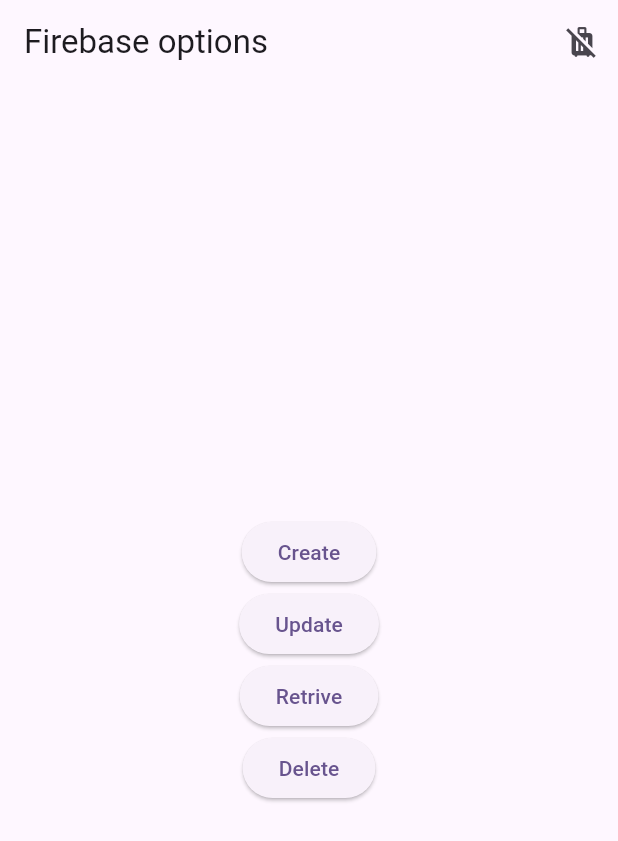
After one commit to Adnanahmed76/auth_email_password, a Flutter app: the screen it shows once a user with an empty profile is signed in, after a tap on "Create", on a phone screen of 412 x 824 dp. The commit adds this screen. Shown: the top 841 px of the screen. Run offline on Flutter 3.47's test engine with Material 3 defaults, Android fonts, the phone set to English and light mode, and no system bars; our stand-ins replace cloud_firestore, firebase_auth, firebase_core; accounts and stored records are empty.

Commit message:
cloud_firestore

```diff
--- /dev/null
+++ b/lib/functions/databaseFunctions.dart
@@ -0,0 +1,11 @@
+
+import 'package:cloud_firestore/cloud_firestore.dart';create ()async{
+  await FirebaseFirestore.instance.collection('pets').doc('ton').set(
+   { 'name':'Tom',
+    'animal':'Dog',
+    'age': 12
+   }
+
+  );
+print("Database Updated");
+}
--- a/lib/main.dart
+++ b/lib/main.dart
@@ -1,8 +1,10 @@
 import 'package:authe_email/pages/Signup.dart';
+import 'package:authe_email/pages/cloud_firebase.dart';
 import 'package:firebase_core/firebase_core.dart';
+import 'package:firebase_auth/firebase_auth.dart';
 import 'package:flutter/material.dart';
 
-void main()async {
+void main() async {
   WidgetsFlutterBinding.ensureInitialized();
   await Firebase.initializeApp();
   runApp(const MyApp());
@@ -11,18 +13,25 @@ void main()async {
 class MyApp extends StatelessWidget {
   const MyApp({super.key});
 
-  // This widget is the root of your application.
   @override
   Widget build(BuildContext context) {
     return MaterialApp(
       debugShowCheckedModeBanner: false,
       title: 'Flutter Demo',
       theme: ThemeData(
-
         colorScheme: ColorScheme.fromSeed(seedColor: Colors.deepPurple),
         useMaterial3: true,
       ),
-      home: HomePage()
+      home: StreamBuilder(
+        stream: FirebaseAuth.instance.authStateChanges(),
+        builder: (context, snapshot) {
+      if (snapshot.hasData) {
+            return DatabaseOptions();
+          } else {
+            return HomePage();
+          }
+        },
+      ),
     );
   }
 }
--- /dev/null
+++ b/lib/pages/cloud_firebase.dart
@@ -0,0 +1,43 @@
+import 'package:authe_email/functions/databaseFunctions.dart';
+import 'package:firebase_auth/firebase_auth.dart';
+import 'package:flutter/material.dart';
+class DatabaseOptions extends StatefulWidget {
+  const DatabaseOptions({super.key});
+
+  @override
+  State<DatabaseOptions> createState() => _DatabaseOptionsState();
+}
+
+class _DatabaseOptionsState extends State<DatabaseOptions> {
+  @override
+  Widget build(BuildContext context) {
+    return Scaffold(
+
+      appBar: AppBar(title: Text("Firebase options"),
+       actions: [
+            IconButton(onPressed: ()async{
+              await FirebaseAuth.instance.signOut();
+
+            },
+            icon: Icon(Icons.leave_bags_at_home), )
+          ],
+
+      ),
+      body: Center(
+        child: Container(
+          child: Column(
+            mainAxisAlignment: MainAxisAlignment.center,
+            children: [
+              ElevatedButton(onPressed: (){
+                create();
+              }, child: Text("Create")),
+                  ElevatedButton(onPressed: (){}, child: Text("Update")),
+                      ElevatedButton(onPressed: (){}, child: Text("Retrive")),
+                          ElevatedButton(onPressed: (){}, child: Text("Delete"))
+            ],
+          ),
+        ),
+      ),
+    );
+  }
+}
--- a/pubspec.yaml
+++ b/pubspec.yaml
@@ -37,6 +37,7 @@ dependencies:
   cupertino_icons: ^1.0.6
   firebase_core: ^3.1.1
   firebase_auth: ^5.1.1
+  cloud_firestore: ^5.0.2
 
 dev_dependencies:
   flutter_test:
```
Also changed, not shown: lib/pages/Signup.dart (+6 -1 lines), pubspec.lock.
